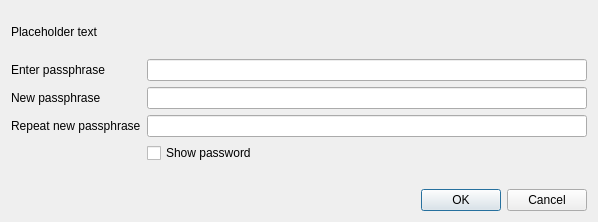
Qt form src/qt/forms/askpassphrasedialog.ui (koifinance/NixCore) before a commit.
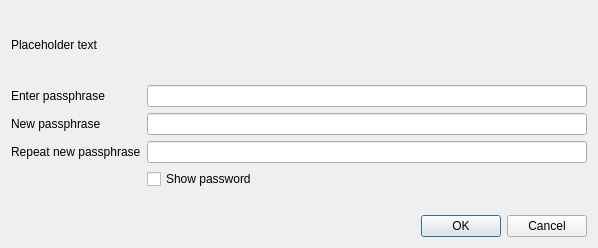
The same form after that commit.

Patch:
```diff
--- a/src/qt/forms/askpassphrasedialog.ui
+++ b/src/qt/forms/askpassphrasedialog.ui
@@ -7,7 +7,7 @@
     <x>0</x>
     <y>0</y>
     <width>598</width>
-    <height>222</height>
+    <height>248</height>
    </rect>
   </property>
   <property name="sizePolicy">
```
